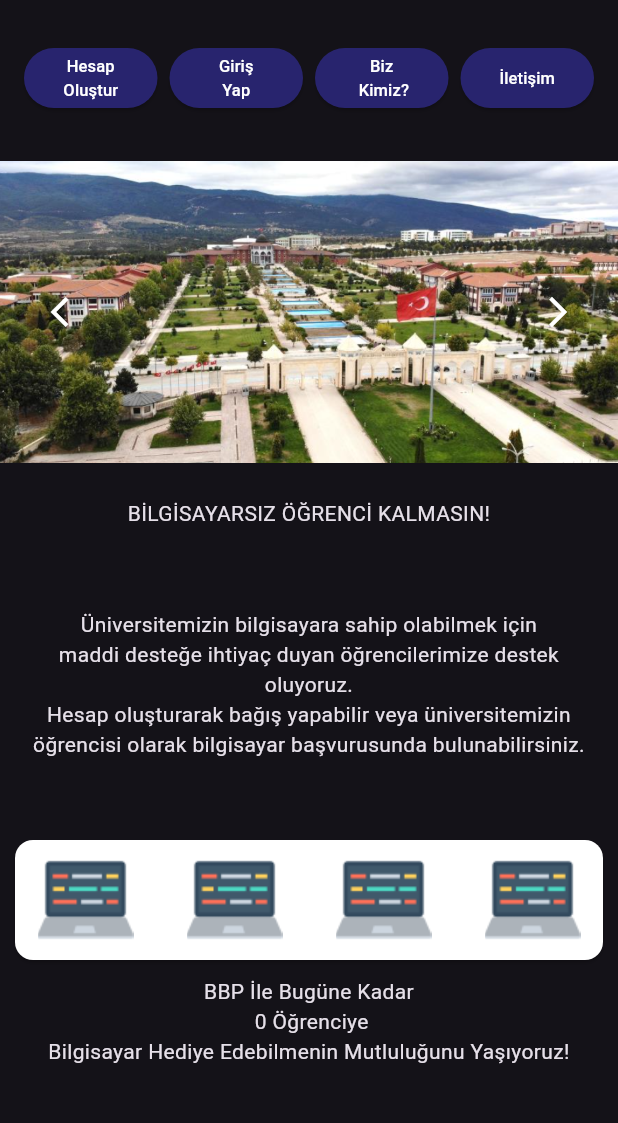
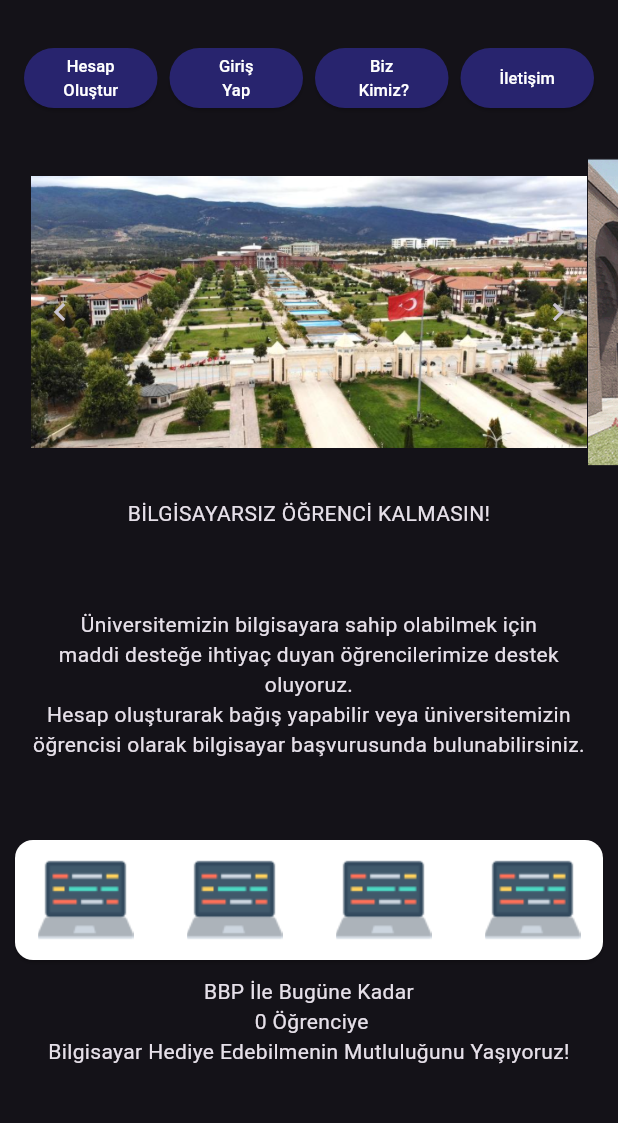
Before and after one commit to omerdgn/Tez, a Flutter app: the screen it shows after launch, on a phone screen of 412 x 824 dp, the part 84-1207 px from its top. Run offline on Flutter 3.47's test engine with Material 3 defaults, Android fonts, the phone set to English and light mode, and no system bars.

Commit message:
"home_page_view.dart" buton sorunu çözüldü

```diff
--- /dev/null
+++ b/BBP-Donation-App/bbp_project/lib/product/duration_utility.dart
@@ -0,0 +1,6 @@
+///Bu class projenin PageView vb yapılardaki gereken bekleme sürelerini
+///proje özelinde standartlaştırmak için oluşturuldu.
+
+class DurationUtility {
+  final durationLow = Duration(seconds: 1);
+}
--- a/BBP-Donation-App/bbp_project/lib/product/home_page_view.dart
+++ b/BBP-Donation-App/bbp_project/lib/product/home_page_view.dart
@@ -8,6 +8,7 @@ import 'package:bbp_project/product/about_us_view.dart';
 import 'package:bbp_project/product/account_type_choosing_view.dart';
 import 'package:bbp_project/product/colors_utility.dart';
 import 'package:bbp_project/product/contact_us_view.dart';
+import 'package:bbp_project/product/duration_utility.dart';
 import 'package:bbp_project/product/image_items.dart';
 import 'package:bbp_project/product/language/languages.dart';
 import 'package:bbp_project/product/login_view.dart';
@@ -26,6 +27,8 @@ class HomePageViewState extends State<HomePageView> {
   static const int _numberOfComputersDonated = 0;
   //bu değişkenin tuttuğu veri daha sonra backend ile
   //db kullanılarak oluşturulup çekilecek
+
+  final _pageController = PageController(viewportFraction: 0.9);
 
   static int get numberOfComputersDonated => _numberOfComputersDonated;
 
@@ -97,6 +100,7 @@ class HomePageViewState extends State<HomePageView> {
               alignment: Alignment.center,
               children: [
                 PageView(
+                  controller: _pageController,
                   children: [
                     PngImages(
                         pngName: ImageItems().campusPhoto1,
@@ -113,17 +117,23 @@ class HomePageViewState extends State<HomePageView> {
                 Positioned(
                   left: 16,
                   child: IconButton(
-                    icon: const Icon(Icons.arrow_back_ios_sharp),
-                    color: ColorUtility.textColorOfProject,
-                    onPressed: () {},
+                    onPressed: () {
+                      _pageController.previousPage(
+                          duration: DurationUtility().durationLow,
+                          curve: Curves.ease);
+                    },
+                    icon: const Icon(Icons.chevron_left_sharp),
                   ),
                 ),
                 Positioned(
                   right: 16,
                   child: IconButton(
-                    icon: const Icon(Icons.arrow_forward_ios_sharp),
-                    color: ColorUtility.textColorOfProject,
-                    onPressed: () {},
+                    onPressed: () {
+                      _pageController.nextPage(
+                          duration: DurationUtility().durationLow,
+                          curve: Curves.ease);
+                    },
+                    icon: const Icon(Icons.chevron_right_sharp),
                   ),
                 ),
               ],
--- a/BBP-Donation-App/bbp_project/pubspec.yaml
+++ b/BBP-Donation-App/bbp_project/pubspec.yaml
@@ -36,8 +36,10 @@ dependencies:
 
   # The following adds the Cupertino Icons font to your application.
   # Use with the CupertinoIcons class for iOS style icons.
+
+  #BURADA SORUN ÇÖZMEK İÇİN HTTP Yİ 1.2.1 DEN BU HALE ÇEVİRDİM
   cupertino_icons: ^1.0.2
-  http: ^1.2.1
+  http: ^1.2.0
   dio: ^5.4.1
 
 dev_dependencies:
```
Also changed, not shown: BBP-Donation-App/bbp_project/pubspec.lock.
